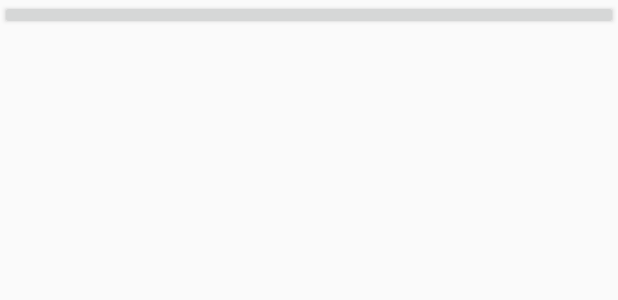
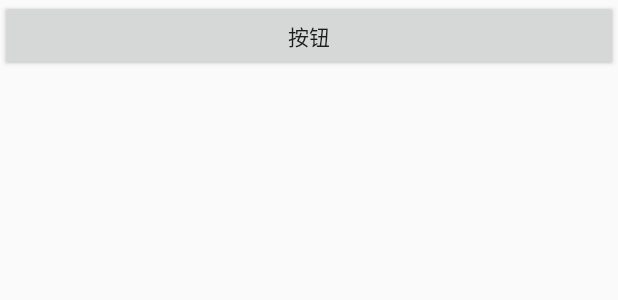
Before and after one commit to gkkunguo/Guokun, an Android app: the layout activity_view_touch_mechanism.xml on its own in the app's theme, with its tools: preview values and no code run, on a phone screen of 412 x 824 dp. Shown: the top 300 px of the screen. Run offline under Robolectric (Android 15) with nearby library versions, the phone set to English and light mode, and no system bars.

Commit message:
代码调整

```diff
--- a/app/src/main/java/com/example/helenkellercompute/guokun/androidview/MechanismViewTouch/ViewTouchMechanismActivity.java
+++ b/app/src/main/java/com/example/helenkellercompute/guokun/androidview/MechanismViewTouch/ViewTouchMechanismActivity.java
@@ -34,4 +34,9 @@ public class ViewTouchMechanismActivity extends AppCompatActivity {
             }
         });
     }
+
+    @Override
+    public boolean dispatchTouchEvent(MotionEvent ev) {
+        return super.dispatchTouchEvent(ev);
+    }
 }
--- a/app/src/main/res/layout/activity_view_touch_mechanism.xml
+++ b/app/src/main/res/layout/activity_view_touch_mechanism.xml
@@ -8,6 +8,7 @@
     <Button
         android:id="@+id/buttonId"
         android:layout_width="match_parent"
-        android:layout_height="20dip"/>
+        android:text="按钮"
+        android:layout_height="wrap_content"/>
 
 </LinearLayout>
```
